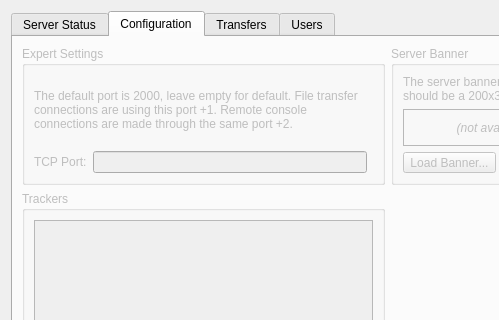
Before: the Qt Designer form qw_server_gui/QwmMonitorWindow.ui in pcjpnet/qwired-suite, drawn with Qt 5; both pictures show x 0 to 499 and y 0 to 320 of the 700 by 450 pixel window.
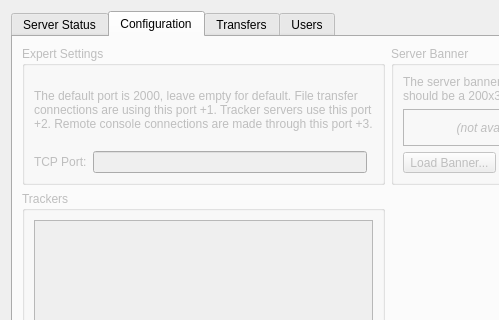
After: the same form once the commit is applied. The open tabs and pages were chosen to show the change. Icons and pictures are not drawn.

Commit message: Fixed console to use port 2003 by default (instead of 2002).

Diff of the .ui file:
```diff
--- a/qw_server_gui/QwmMonitorWindow.ui
+++ b/qw_server_gui/QwmMonitorWindow.ui
@@ -462,7 +462,7 @@
              </sizepolicy>
             </property>
             <property name="text">
-             <string>The default port is 2000, leave empty for default. File transfer connections are using this port +1. Remote console connections are made through the same port +2.</string>
+             <string>The default port is 2000, leave empty for default. File transfer connections are using this port +1. Tracker servers use this port +2. Remote console connections are made through this port +3.</string>
             </property>
             <property name="wordWrap">
              <bool>true</bool>
```
The commit also changes 1 other file.
